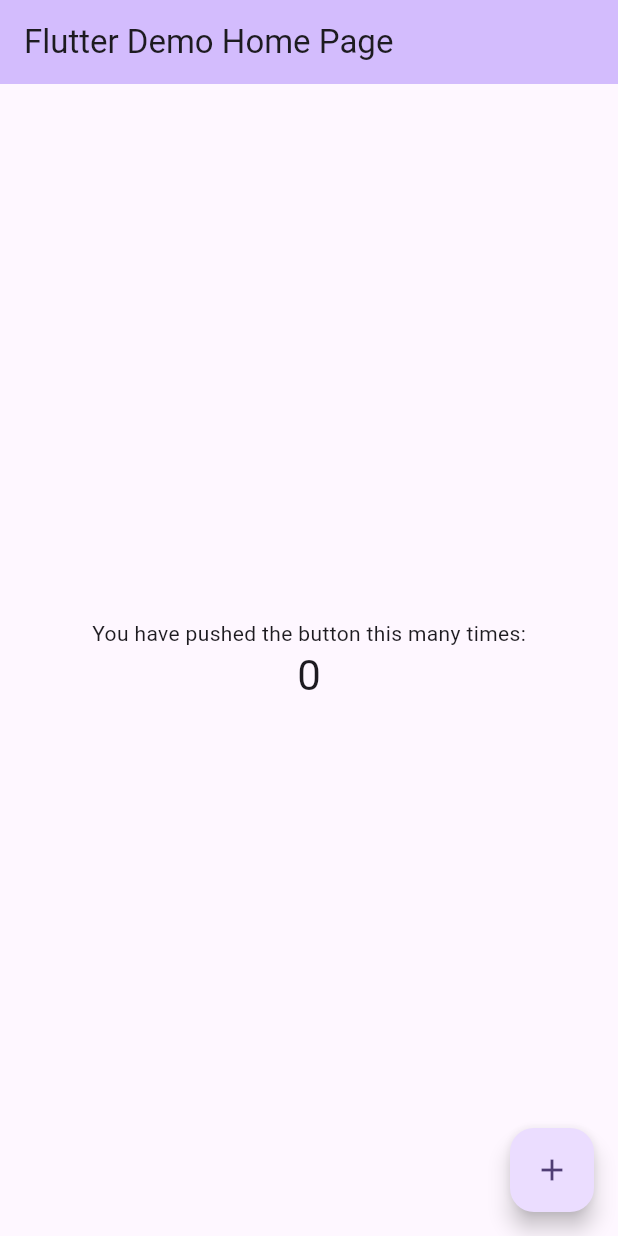
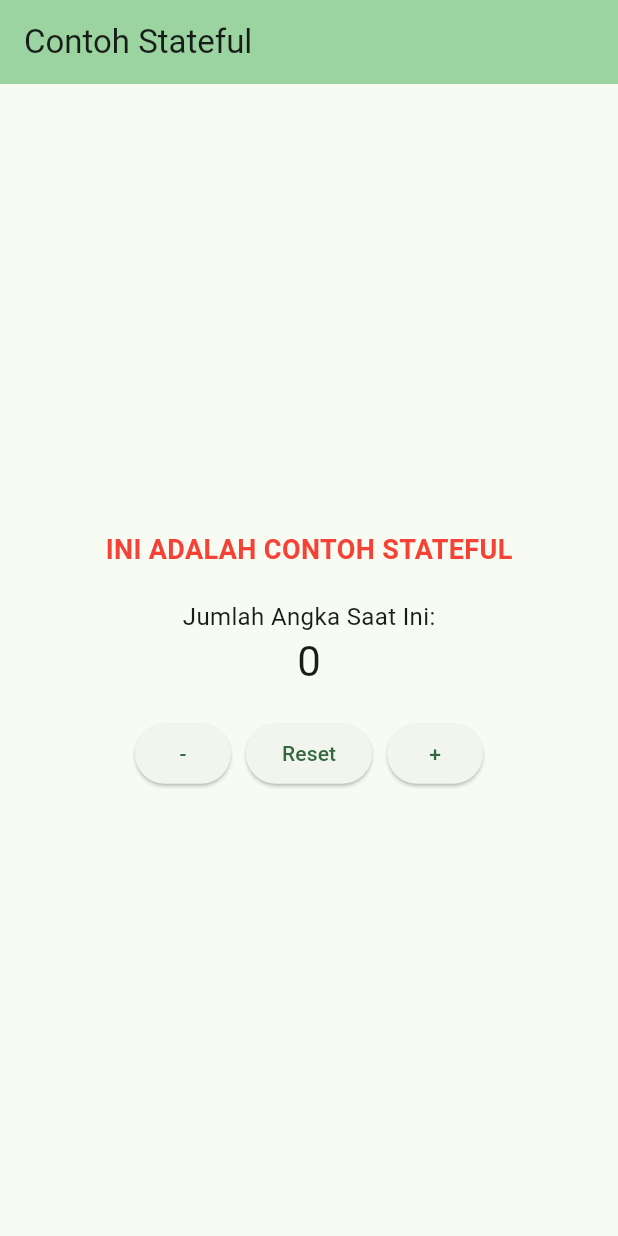
Before and after one commit to aldihaqq03/mobile_kel3, a Flutter app: the screen it shows after launch, on a phone screen of 412 x 824 dp. Run offline on Flutter 3.47's test engine with Material 3 defaults, Android fonts, the light colour scheme and no system bars.

Commit message:
modifikasi StatefulWidget dengan fitur counter tambah, kurang, dan reset
feat: implementasi StatefulWidget dengan tombol tambah, kurang, dan reset angka

```diff
--- a/mobile_kelompok3/lib/main.dart
+++ b/mobile_kelompok3/lib/main.dart
@@ -7,45 +7,23 @@ void main() {
 class MyApp extends StatelessWidget {
   const MyApp({super.key});
 
-  // This widget is the root of your application.
   @override
   Widget build(BuildContext context) {
     return MaterialApp(
-      title: 'Flutter Demo',
+      title: 'Stateful Demo',
       theme: ThemeData(
-        // This is the theme of your application.
-        //
-        // TRY THIS: Try running your application with "flutter run". You'll see
-        // the application has a purple toolbar. Then, without quitting the app,
-        // try changing the seedColor in the colorScheme below to Colors.green
-        // and then invoke "hot reload" (save your changes or press the "hot
-        // reload" button in a Flutter-supported IDE, or press "r" if you used
-        // the command line to start the app).
-        //
-        // Notice that the counter didn't reset back to zero; the application
-        // state is not lost during the reload. To reset the state, use hot
-        // restart instead.
-        //
-        // This works for code too, not just values: Most code changes can be
-        // tested with just a hot reload.
-        colorScheme: .fromSeed(seedColor: Colors.deepPurple),
+        colorScheme: ColorScheme.fromSeed(
+          seedColor: const Color.fromARGB(255, 58, 183, 96),
+        ),
+        useMaterial3: true,
       ),
-      home: const MyHomePage(title: 'Flutter Demo Home Page'),
+      home: const MyHomePage(title: 'Contoh Stateful'),
     );
   }
 }
 
 class MyHomePage extends StatefulWidget {
   const MyHomePage({super.key, required this.title});
-
-  // This widget is the home page of your application. It is stateful, meaning
-  // that it has a State object (defined below) that contains fields that affect
-  // how it looks.
-
-  // This class is the configuration for the state. It holds the values (in this
-  // case the title) provided by the parent (in this case the App widget) and
-  // used by the build method of the State. Fields in a Widget subclass are
-  // always marked "final".
 
   final String title;
 
@@ -56,14 +34,21 @@ class MyHomePage extends StatefulWidget {
 class _MyHomePageState extends State<MyHomePage> {
   int _counter = 0;
 
-  void _incrementCounter() {
+  void _tambah() {
     setState(() {
-      // This call to setState tells the Flutter framework that something has
-      // changed in this State, which causes it to rerun the build method below
-      // so that the display can reflect the updated values. If we changed
-      // _counter without calling setState(), then the build method would not be
-      // called again, and so nothing would appear to happen.
       _counter++;
+    });
+  }
+
+  void _kurang() {
+    setState(() {
+      _counter--;
+    });
+  }
+
+  void _reset() {
+    setState(() {
+      _counter = 0;
     });
   }
 
@@ -71,33 +56,50 @@ class _MyHomePageState extends State<MyHomePage> {
   Widget build(BuildContext context) {
     return Scaffold(
       appBar: AppBar(
-        // TRY THIS: Try changing the color here to a specific color (to
-        // Colors.amber, perhaps?) and trigger a hot reload to see the AppBar
-        // change color while the other colors stay the same.
         backgroundColor: Theme.of(context).colorScheme.inversePrimary,
-        // Here we take the value from the MyHomePage object that was created by
-        // the App.build method, and use it to set our appbar title.
         title: Text(widget.title),
       ),
       body: Center(
-        // Center is a layout widget. It takes a single child and positions it
-        // in the middle of the parent.
         child: Column(
+          mainAxisAlignment: MainAxisAlignment.center,
+          children: [
+            // Tulisan merah bebas
+            const Text(
+              'INI ADALAH CONTOH STATEFUL',
+              style: TextStyle(
+                color: Colors.red,
+                fontSize: 18,
+                fontWeight: FontWeight.bold,
+              ),
+            ),
 
-          mainAxisAlignment: .center,
-          children: [
-            const Text('You have pushed the button this many times:'),
+            const SizedBox(height: 20),
+
+            const Text(
+              'Jumlah Angka Saat Ini:',
+              style: TextStyle(fontSize: 16),
+            ),
+
             Text(
               '$_counter',
               style: Theme.of(context).textTheme.headlineMedium,
             ),
+
+            const SizedBox(height: 20),
+
+            // Varian tombol
+            Row(
+              mainAxisAlignment: MainAxisAlignment.center,
+              children: [
+                ElevatedButton(onPressed: _kurang, child: const Text('-')),
+                const SizedBox(width: 10),
+                ElevatedButton(onPressed: _reset, child: const Text('Reset')),
+                const SizedBox(width: 10),
+                ElevatedButton(onPressed: _tambah, child: const Text('+')),
+              ],
+            ),
           ],
         ),
-      ),
-      floatingActionButton: FloatingActionButton(
-        onPressed: _incrementCounter,
-        tooltip: 'Increment',
-        child: const Icon(Icons.add),
       ),
     );
   }
```
